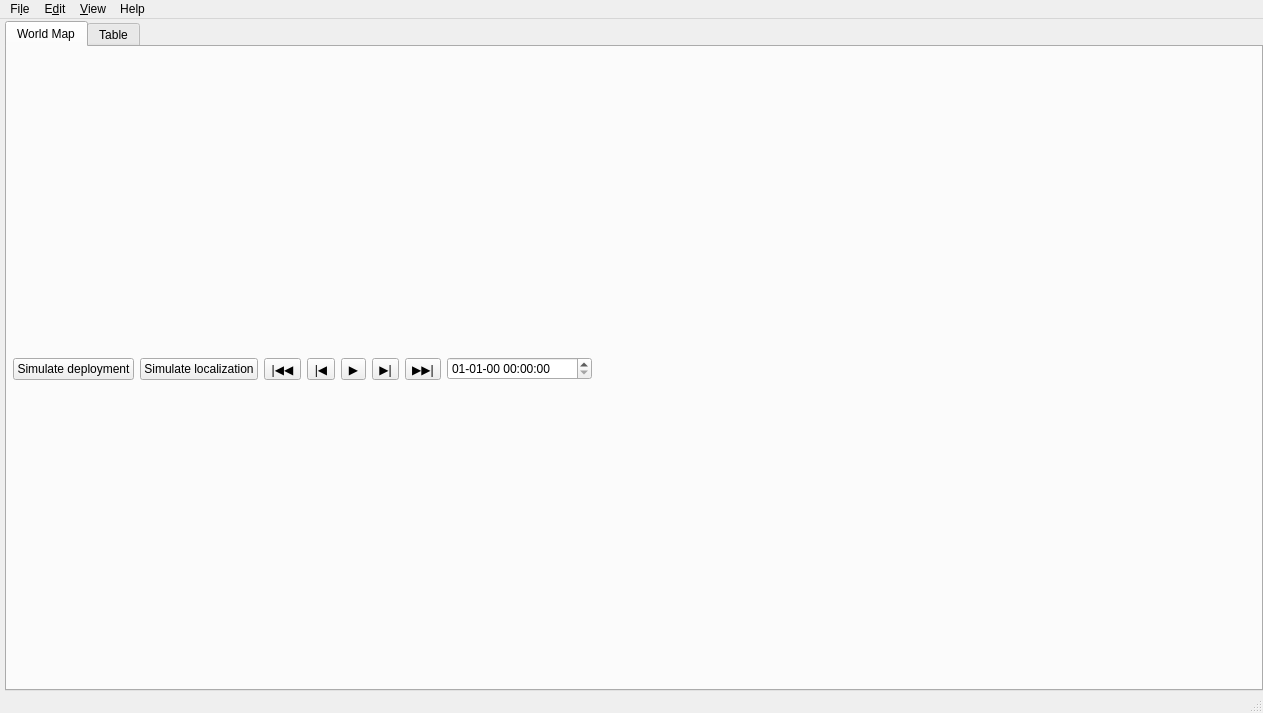
spel-uchile/Pypredict, file ui/main_window.ui: the form before one commit.
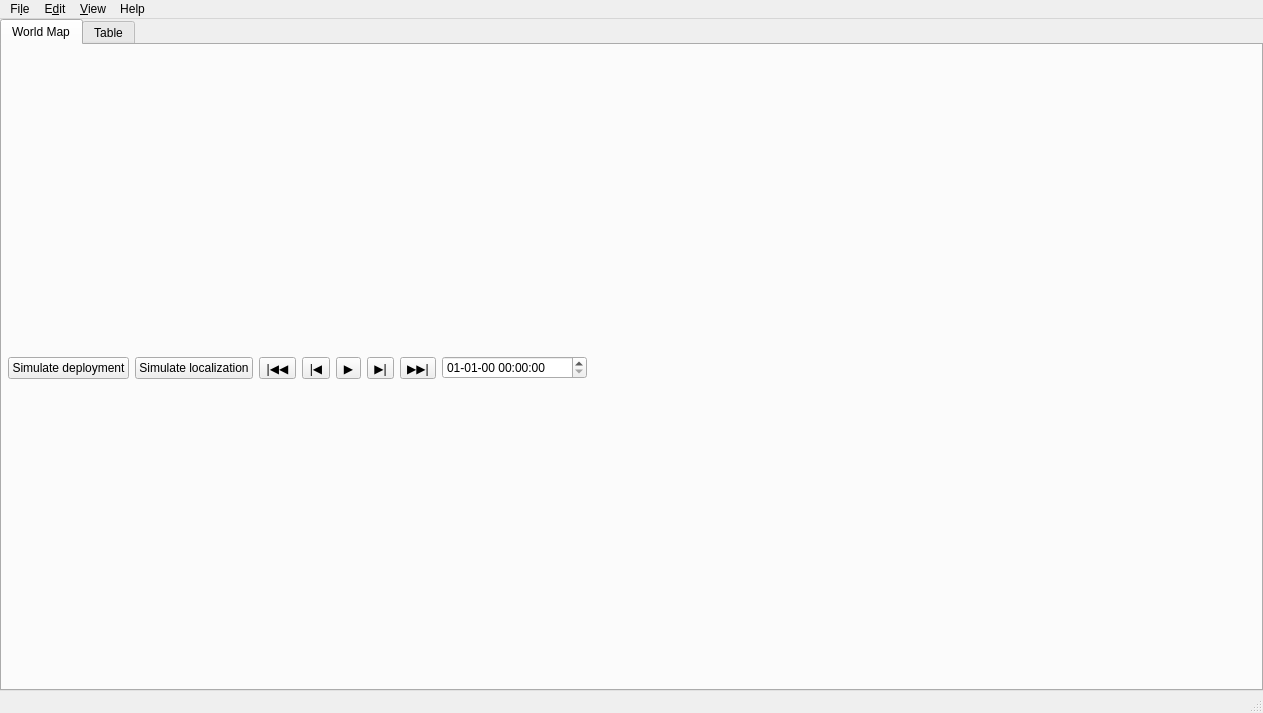
The form after the commit.

What changed in the file:
```diff
--- a/ui/main_window.ui
+++ b/ui/main_window.ui
@@ -31,10 +31,10 @@
      <number>0</number>
     </property>
     <property name="leftMargin">
-     <number>5</number>
+     <number>0</number>
     </property>
     <property name="topMargin">
-     <number>2</number>
+     <number>0</number>
     </property>
     <property name="rightMargin">
      <number>0</number>
```
